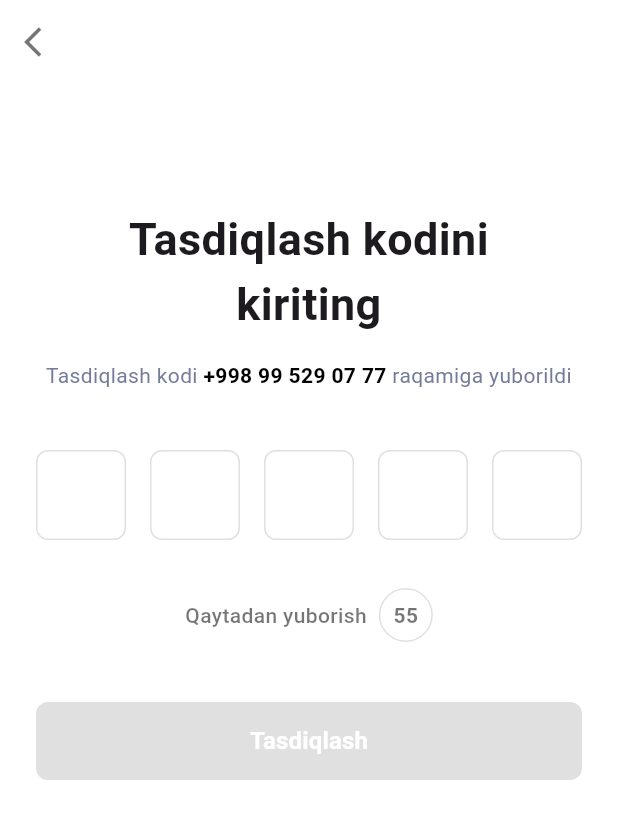
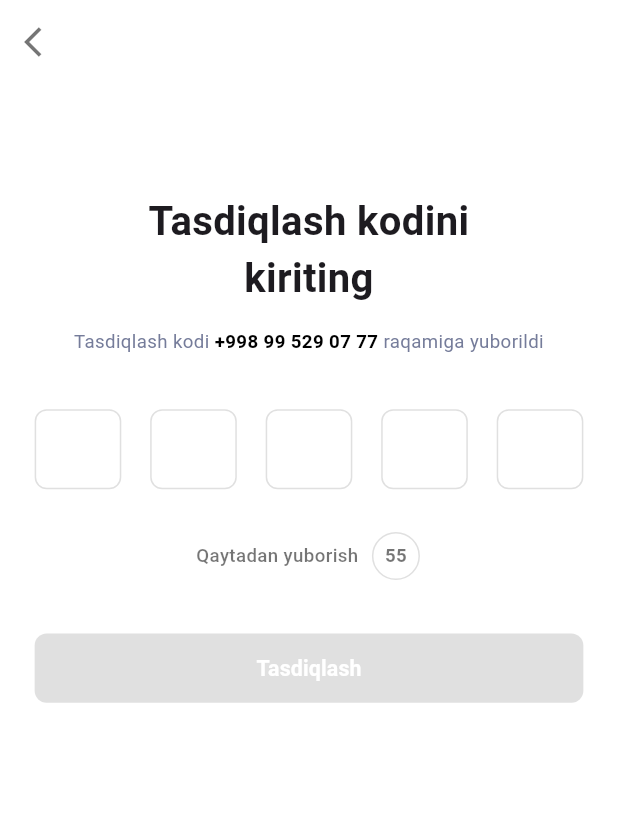
Before and after one commit to JovidonMahkamov/brone, a Flutter app: the screen it shows after launch, after a tap on "Davom etish", on a phone screen of 412 x 824 dp. Shown: the top 819 px of the screen. Run offline on Flutter 3.47's test engine with Material 3 defaults, Android fonts, the phone set to English and light mode, and no system bars; our stand-ins replace dio, flutter_bloc, flutter_screenutil, get_it, logger, shared_preferences.

Commit message:
responsivenes

```diff
--- a/lib/features/auth/presentation/pages/otp_verification/verification.dart
+++ b/lib/features/auth/presentation/pages/otp_verification/verification.dart
@@ -1,4 +1,5 @@
 import 'package:flutter/material.dart';
+import 'package:flutter_screenutil/flutter_screenutil.dart';
 import 'dart:async';
 
 import '../register_info/register_info.dart';
@@ -100,8 +101,8 @@ class _VerificationPageState extends State<VerificationPage> {
 
   Widget _buildOtpBox(int index) {
     return SizedBox(
-      width: 60,
-      height: 60,
+      width: 60.w,
+      height: 60.h,
       child: TextFormField(
         controller: _otpControllers[index],
         focusNode: _focusNodes[index],
@@ -118,10 +119,10 @@ class _VerificationPageState extends State<VerificationPage> {
           ),
           focusedBorder: OutlineInputBorder(
             borderRadius: BorderRadius.circular(8),
-            borderSide: const BorderSide(color: Color(0xFF1E2D7D), width: 2),
+            borderSide: BorderSide(color: Color(0xFF1E2D7D), width: 2.w),
           ),
         ),
-        style: const TextStyle(fontSize: 25, fontWeight: FontWeight.bold),
+        style: TextStyle(fontSize: 25.sp, fontWeight: FontWeight.bold),
         onChanged: (value) => _onOtpChange(value, index),
       ),
     );
@@ -141,20 +142,20 @@ class _VerificationPageState extends State<VerificationPage> {
       ),
       body: SafeArea(
         child: SingleChildScrollView(
-          padding: const EdgeInsets.symmetric(horizontal: 24, vertical: 32),
+          padding: EdgeInsets.symmetric(horizontal: 24.w, vertical: 32.h),
           child: Column(
             children: [
-              const SizedBox(height: 50),
-              const Text(
+              SizedBox(height: 50.h),
+              Text(
                 "Tasdiqlash kodini\nkiriting",
                 textAlign: TextAlign.center,
-                style: TextStyle(fontSize: 30, fontWeight: FontWeight.w700),
+                style: TextStyle(fontSize: 30.sp, fontWeight: FontWeight.w700),
               ),
-              const SizedBox(height: 16),
+              SizedBox(height: 16.h),
               Text.rich(
                 TextSpan(
                   text: "Tasdiqlash kodi ",
-                  style: const TextStyle(fontSize: 14, color: Color(0xFF757C9A)),
+                  style: TextStyle(fontSize: 14.sp, color: Color(0xFF757C9A)),
                   children: [
                     TextSpan(
                       text: widget.phoneNumber,
@@ -165,29 +166,29 @@ class _VerificationPageState extends State<VerificationPage> {
                 ),
                 textAlign: TextAlign.center,
               ),
-              const SizedBox(height: 40),
+              SizedBox(height: 40.h),
               Row(
                 mainAxisAlignment: MainAxisAlignment.spaceBetween,
                 children: List.generate(_otpLength, _buildOtpBox),
               ),
-              const SizedBox(height: 32),
+              SizedBox(height: 32.h),
               Row(
                 mainAxisAlignment: MainAxisAlignment.center,
                 children: [
                   Text(
                     "Qaytadan yuborish",
                     style: TextStyle(
-                      fontSize: 14,
+                      fontSize: 14.sp,
                       fontWeight: FontWeight.w500,
                       color: _canResend ? const Color(0xFF1E2D7D) : Colors.black54,
                     ),
                   ),
-                  const SizedBox(width: 8),
+                  SizedBox(width: 8.w),
                   GestureDetector(
                     onTap: _resendCode,
                     child: Container(
-                      width: 36,
-                      height: 36,
+                      width: 36.w,
+                      height: 36.h,
                       alignment: Alignment.center,
                       decoration: BoxDecoration(
                         shape: BoxShape.circle,
@@ -198,7 +199,7 @@ class _VerificationPageState extends State<VerificationPage> {
                       child: Text(
                         _canResend ? "OK" : "$_secondsRemaining",
                         style: TextStyle(
-                          fontSize: 14,
+                          fontSize: 14.sp,
                           fontWeight: FontWeight.w600,
                           color: _canResend ? const Color(0xFF1E2D7D) : Colors.black54,
                         ),
@@ -207,10 +208,10 @@ class _VerificationPageState extends State<VerificationPage> {
                   ),
                 ],
               ),
-              const SizedBox(height: 40),
+              SizedBox(height: 40.h),
               SizedBox(
                 width: double.infinity,
-                height: 52,
+                height: 52.h,
                 child: ElevatedButton(
                   onPressed: _otpControllers.every((c) => c.text.isNotEmpty)
                       ? _verifyAndProceed
@@ -220,9 +221,9 @@ class _VerificationPageState extends State<VerificationPage> {
                     disabledBackgroundColor: Colors.grey.shade300,
                     shape: RoundedRectangleBorder(borderRadius: BorderRadius.circular(8)),
                   ),
-                  child: const Text(
+                  child: Text(
                     "Tasdiqlash",
-                    style: TextStyle(fontSize: 16, fontWeight: FontWeight.w600, color: Colors.white),
+                    style: TextStyle(fontSize: 16.sp, fontWeight: FontWeight.w600, color: Colors.white),
                   ),
                 ),
               ),
--- a/lib/features/auth/presentation/pages/register.dart
+++ b/lib/features/auth/presentation/pages/register.dart
@@ -1,5 +1,6 @@
 import 'package:flutter/material.dart';
 import 'package:flutter/services.dart';
+import 'package:flutter_screenutil/flutter_screenutil.dart';
 
 import 'otp_verification/verification.dart';
 
@@ -48,11 +49,11 @@ class RegisterPage extends StatelessWidget {
       backgroundColor: Colors.white,
       body: SafeArea(
         child: SingleChildScrollView(
-          padding: const EdgeInsets.symmetric(horizontal: 24, vertical: 32),
+          padding: EdgeInsets.symmetric(horizontal: 24.w, vertical: 32.h),
           child: Column(
             crossAxisAlignment: CrossAxisAlignment.center,
             children: [
-              const SizedBox(height: 40),
+              SizedBox(height: 40.h),
 
               // Logo
               Center(
@@ -60,53 +61,53 @@ class RegisterPage extends StatelessWidget {
                   children: [
                     Image.asset(
                       'assets/images/brone_logo.png', // make sure you have it
-                      height: 90,
+                      height: 90.h,
                     ),
-                    const SizedBox(height: 8),
+                    SizedBox(height: 8.h),
                   ],
                 ),
               ),
 
-              const SizedBox(height: 40),
+               SizedBox(height: 40.h),
 
               // Title
-              const Text(
+              Text(
                 "Ro’yxatdan o’tish",
                 style: TextStyle(
-                  fontSize: 22,
+                  fontSize: 22.sp,
                   fontWeight: FontWeight.w700,
                   color: Colors.black,
                 ),
               ),
 
-              const SizedBox(height: 8),
+               SizedBox(height: 8.h),
 
               // Subtitle
-              const Text(
+               Text(
                 "Xizmatlardan foydalanish uchun\ntelefon raqamingizni kiriting.",
                 textAlign: TextAlign.center,
                 style: TextStyle(
-                  fontSize: 14,
+                  fontSize: 14.sp,
                   color: Colors.black54,
-                  height: 1.4,
+                  height: 1.4.h,
                 ),
               ),
 
-              const SizedBox(height: 32),
+              SizedBox(height: 32.h),
 
               // Phone Input Field
-              const Align(
+              Align(
                 alignment: Alignment.centerLeft,
                 child: Text(
                   "Telefon raqamingiz",
                   style: TextStyle(
-                    fontSize: 14,
+                    fontSize: 14.sp,
                     fontWeight: FontWeight.w500,
                     color: Colors.black87,
                   ),
                 ),
               ),
-              const SizedBox(height: 8),
+              SizedBox(height: 8.h),
 
               Container(
                 decoration: BoxDecoration(
@@ -116,18 +117,18 @@ class RegisterPage extends StatelessWidget {
                 child: Row(
                   children: [
                     Container(
-                      width: 70,
-                      height: 56,
+                      width: 70.w,
+                      height: 56.h,
                       alignment: Alignment.center,
                       decoration: const BoxDecoration(
                         border: Border(
                           right: BorderSide(color: Colors.black12),
                         ),
                       ),
-                      child: const Text(
+                      child: Text(
                         "+998",
                         style: TextStyle(
-                          fontSize: 16,
+                          fontSize: 16.sp,
                           fontWeight: FontWeight.w500,
                         ),
                       ),
@@ -143,14 +144,14 @@ class RegisterPage extends StatelessWidget {
                           PhoneInputFormatter(),
                         ],
                         // --- END: Added Formatters ---
-                        decoration: const InputDecoration(
+                        decoration: InputDecoration(
                           hintText: "00 000-00-00",
                           border: InputBorder.none,
-                          contentPadding: EdgeInsets.symmetric(horizontal: 16),
+                          contentPadding: EdgeInsets.symmetric(horizontal: 16.w),
                         ),
                         // Ensure input text styling is correct
-                        style: const TextStyle(
-                          fontSize: 16,
+                        style: TextStyle(
+                          fontSize: 16.sp,
                           fontWeight: FontWeight.w500,
                           color: Colors.black,
                         ),
@@ -160,12 +161,12 @@ class RegisterPage extends StatelessWidget {
                 ),
               ),
 
-              const SizedBox(height: 24),
+              SizedBox(height: 24.h),
 
               // Continue Button
               SizedBox(
                 width: double.infinity,
-                height: 52,
+                height: 52.h,
                 child: ElevatedButton(
                   onPressed: () {
                     Navigator.pushReplacement(
@@ -179,10 +180,10 @@ class RegisterPage extends StatelessWidget {
                       borderRadius: BorderRadius.circular(8),
                     ),
                   ),
-                  child: const Text(
+                  child: Text(
                     "Davom etish",
                     style: TextStyle(
-                      fontSize: 16,
+                      fontSize: 16.sp,
                       fontWeight: FontWeight.w600,
                       color: Colors.white,
                     ),
@@ -190,14 +191,13 @@ class RegisterPage extends StatelessWidget {
                 ),
               ),
 
-              const SizedBox(height: 16),
+              SizedBox(height: 16.h),
 
-              // Terms and Privacy
               Text.rich(
                 TextSpan(
                   text: "Davom etish orqali siz ",
-                  style: const TextStyle(
-                    fontSize: 12,
+                  style: TextStyle(
+                    fontSize: 12.sp,
                     color: Colors.black54,
                   ),
                   children: [
--- a/lib/features/auth/presentation/pages/register_info/register_info.dart
+++ b/lib/features/auth/presentation/pages/register_info/register_info.dart
@@ -1,5 +1,6 @@
 import 'package:flutter/material.dart';
 import 'package:flutter/services.dart';
+import 'package:flutter_screenutil/flutter_screenutil.dart';
 
 void main() => runApp(const MyApp());
 
@@ -44,32 +45,30 @@ class _RegistrationPageState extends State<RegistrationInfoPage> {
           onTap: () => FocusManager.instance.primaryFocus?.unfocus(),
           child: SafeArea(
             child: Padding(
-              padding: const EdgeInsets.symmetric(horizontal: 24.0),
+              padding: EdgeInsets.symmetric(horizontal: 24.w),
               child: Column(
                 children: [
-                  // Tepadan katta bo'shliq + Title o'rtada
-                  const SizedBox(height: 120),
-                  const Text(
+                  SizedBox(height: 120.h),
+                  Text(
                     "Ro'yxatdan o'tish",
                     textAlign: TextAlign.center,
                     style: TextStyle(
-                      fontSize: 30,
+                      fontSize: 30.sp,
                       fontWeight: FontWeight.w700,
                       color: Colors.black87,
-                      height: 1.2,
+                      height: 1.2.h,
                     ),
                   ),
-                  const SizedBox(height: 60),
+                  SizedBox(height: 60.h),
 
-                  // Ismingiz
-                  const Align(
+                  Align(
                     alignment: Alignment.centerLeft,
                     child: Text(
                       "Ismingiz",
-                      style: TextStyle(fontSize: 16, color: Colors.black),
+                      style: TextStyle(fontSize: 16.sp, color: Colors.black),
                     ),
                   ),
-                  const SizedBox(height: 8),
+                  SizedBox(height: 8.h),
                   TextField(
                     controller: _nameController,
                     textCapitalization: TextCapitalization.words,
@@ -78,7 +77,7 @@ class _RegistrationPageState extends State<RegistrationInfoPage> {
                       hintStyle: const TextStyle(color: Color(0xFF9296A6)),
                       filled: true,
                       fillColor: const Color(0xFFF8F9FF),
-                      contentPadding: const EdgeInsets.symmetric(horizontal: 16, vertical: 18),
+                      contentPadding: EdgeInsets.symmetric(horizontal: 16.w, vertical: 18.h),
                       border: OutlineInputBorder(
                         borderRadius: BorderRadius.circular(12),
                         borderSide: const BorderSide(color: Color(0xFFE5E7EB)),
@@ -89,22 +88,21 @@ class _RegistrationPageState extends State<RegistrationInfoPage> {
                       ),
                       focusedBorder: OutlineInputBorder(
                         borderRadius: BorderRadius.circular(12),
-                        borderSide: const BorderSide(color: Color(0xFF4A66D8), width: 2),
+                        borderSide: BorderSide(color: Color(0xFF4A66D8), width: 2.w),
                       ),
                     ),
                     onChanged: (_) => setState(() {}),
                   ),
-                  const SizedBox(height: 30),
+                  SizedBox(height: 30.h),
 
-                  // Familiyangiz
-                  const Align(
+                  Align(
                     alignment: Alignment.centerLeft,
                     child: Text(
                       "Familiyangiz",
-                      style: TextStyle(fontSize: 16, color: Colors.black),
+                      style: TextStyle(fontSize: 16.sp, color: Colors.black),
                     ),
                   ),
-                  const SizedBox(height: 8),
+                  SizedBox(height: 8.h),
                   TextField(
                     controller: _surnameController,
                     textCapitalization: TextCapitalization.words,
@@ -113,7 +111,7 @@ class _RegistrationPageState extends State<RegistrationInfoPage> {
                       hintStyle: const TextStyle(color: Color(0xFF9296A6)),
                       filled: true,
                       fillColor: const Color(0xFFF8F9FF),
-                      contentPadding: const EdgeInsets.symmetric(horizontal: 16, vertical: 18),
+                      contentPadding: EdgeInsets.symmetric(horizontal: 16.w, vertical: 18.h),
                       border: OutlineInputBorder(
                         borderRadius: BorderRadius.circular(12),
                         borderSide: const BorderSide(color: Color(0xFFE5E7EB)),
@@ -124,20 +122,19 @@ class _RegistrationPageState extends State<RegistrationInfoPage> {
                       ),
                       focusedBorder: OutlineInputBorder(
                         borderRadius: BorderRadius.circular(12),
-                        borderSide: const BorderSide(color: Color(0xFF4A66D8), width: 2),
+                        borderSide: BorderSide(color: Color(0xFF4A66D8), width: 2.w),
                       ),
                     ),
                     onChanged: (_) => setState(() {}),
                   ),
 
-                  const SizedBox(height: 60),
+                  SizedBox(height: 60.h),
 
-                  // Tugma
                   Padding(
-                    padding: const EdgeInsets.only(bottom: 30),
+                    padding: EdgeInsets.only(bottom: 30),
                     child: SizedBox(
                       width: double.infinity,
-                      height: 56,
+                      height: 56.h,
                       child: ElevatedButton(
                         onPressed: () {
                           if (_nameController.text.trim().isEmpty ||
@@ -156,10 +153,10 @@ class _RegistrationPageState extends State<RegistrationInfoPage> {
                               borderRadius: BorderRadius.circular(12)),
                           elevation: 0,
                         ),
-                        child: const Text(
+                        child: Text(
                           "Ro'yxatdan o'tish",
                           style: TextStyle(
-                            fontSize: 17,
+                            fontSize: 17.sp,
                             fontWeight: FontWeight.w600,
                             color: Colors.white,
                           ),
--- a/lib/features/auth/presentation/pages/splash_screen.dart
+++ b/lib/features/auth/presentation/pages/splash_screen.dart
@@ -1,6 +1,7 @@
 import 'dart:async';
 import 'package:flutter/material.dart';
-import 'register.dart'; // import your register page
+import 'package:flutter_screenutil/flutter_screenutil.dart';
+import 'register.dart';
 
 class SplashPage extends StatefulWidget {
   const SplashPage({super.key});
@@ -41,12 +42,11 @@ class LogoWidget extends StatelessWidget {
     return Column(
       mainAxisAlignment: MainAxisAlignment.center,
       children: [
-        // Logo image
         Image.asset(
-          'assets/images/brone_logo.png', // your logo path
-          height: 120,
+          'assets/images/brone_logo.png',
+          height: 120.h,
         ),
-        const SizedBox(height: 12),
+        SizedBox(height: 12.h),
       ],
     );
   }
--- a/lib/my_app.dart
+++ b/lib/my_app.dart
@@ -1,23 +1,34 @@
+
+
+
 import 'package:flutter/material.dart';
+import 'package:flutter_screenutil/flutter_screenutil.dart';
 
 import 'core/routes/route_generators.dart';
 import 'core/routes/route_names.dart';
 import 'features/auth/presentation/pages/splash_screen.dart';
 
-class MyApp extends StatelessWidget {
-  const MyApp({Key? key}) : super(key: key);
+class MyApp extends StatefulWidget {
+  const MyApp({super.key});
 
-  Widget build(BuildContext context, ) {
-    return Builder(
-      builder:(builderContext){
+  @override
+  State<MyApp> createState() => _MyAppState();
+}
+
+class _MyAppState extends State<MyApp> {
+  @override
+  Widget build(BuildContext context) {
+    return ScreenUtilInit(
+      designSize: const Size(428, 926),
+      minTextAdapt: true,
+      splitScreenMode: true,
+      builder: (context, child) {
         return MaterialApp(
           debugShowCheckedModeBanner: false,
-          title: 'Brone',
           theme: ThemeData(
-            primarySwatch: Colors.orange,
-            fontFamily: 'Roboto',
+            colorScheme: ColorScheme.fromSeed(seedColor: Colors.deepPurple),
+            useMaterial3: true,
           ),
-          // darkTheme: darkMode,
           home: const SplashPage(),
           onGenerateRoute: AppRoute(context: context).onGenerateRoute,
         );
--- a/pubspec.yaml
+++ b/pubspec.yaml
@@ -40,6 +40,7 @@ dependencies:
   get_it: ^8.0.3
   shared_preferences: ^2.0.0
   bloc: ^8.1.4
+  flutter_screenutil: ^5.9.3
 
 dev_dependencies:
   flutter_test:
```
Also changed, not shown: pubspec.lock, 1 other file.
